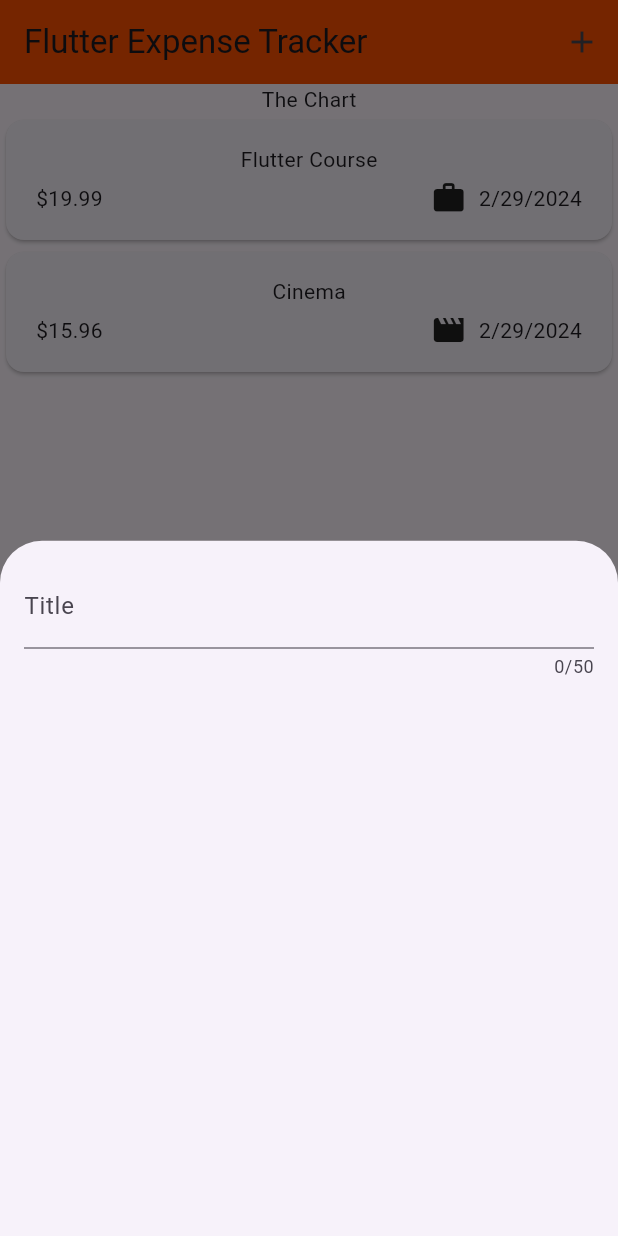
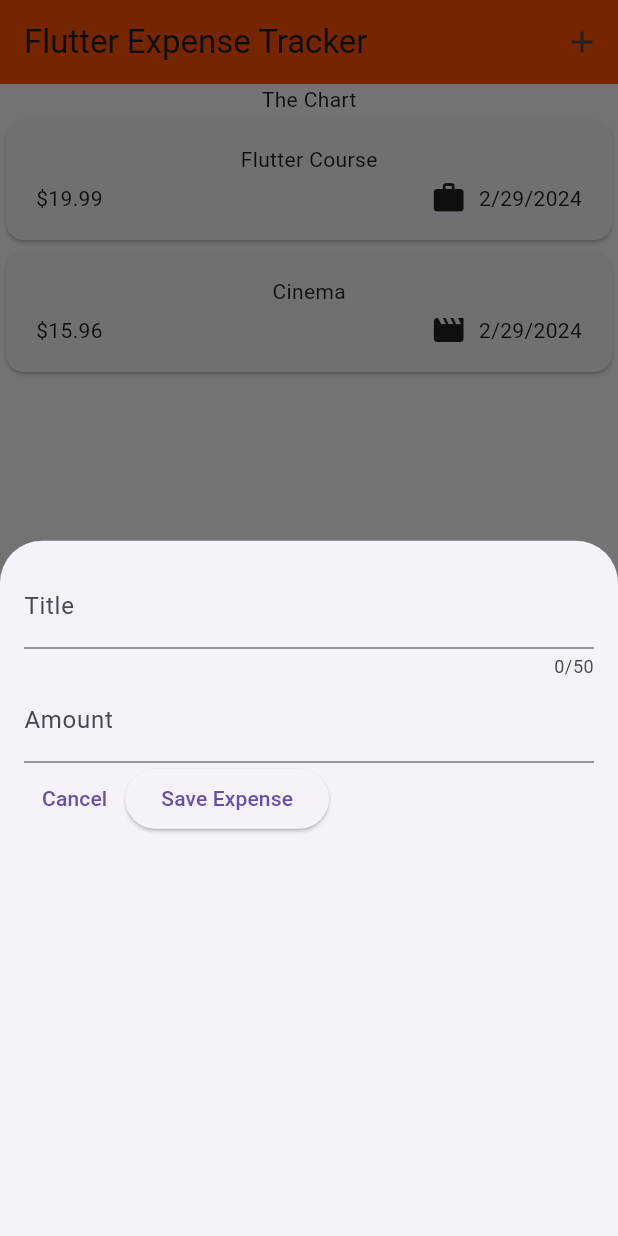
Before and after one commit to mariofouad/Expense-Tracker-Mobile-APP, a Flutter app: the screen it shows after launch, after a tap on the "add" icon, on a phone screen of 412 x 824 dp. Run offline on Flutter 3.47's test engine with Material 3 defaults, Android fonts, the phone set to English and light mode, and no system bars.

Commit message:
Amount TextField

```diff
--- a/expense_tracker/lib/widgets/new_expense.dart
+++ b/expense_tracker/lib/widgets/new_expense.dart
@@ -1,5 +1,4 @@
 import 'package:flutter/material.dart';
-import 'package:flutter/widgets.dart';
 
 class NewExpense extends StatefulWidget {
   const NewExpense({super.key});
@@ -11,17 +10,53 @@ class NewExpense extends StatefulWidget {
 }
 
 class _NewExpenseState extends State<NewExpense> {
+  final _titleController = TextEditingController();
+  final _amountController = TextEditingController();
+
+  @override
+  void dispose() {
+    _titleController.dispose();
+    _amountController.dispose();
+    super.dispose();
+  }
+
   @override
   Widget build(BuildContext context) {
-    return const Padding(
-      padding: EdgeInsets.all(16),
+    return Padding(
+      padding: const EdgeInsets.all(16),
       child: Column(
         children: [
           TextField(
+            controller: _titleController,
             maxLength: 50,
-            decoration: InputDecoration(
+            decoration: const InputDecoration(
               label: Text('Title'),
             ),
+          ),
+          TextField(
+            keyboardType: TextInputType.number,
+            controller: _amountController,
+            decoration: const InputDecoration(
+              prefixText: '\$',
+              label: Text('Amount'),
+            ),
+          ),
+          Row(
+            children: [
+              TextButton(
+                onPressed: () {
+                  Navigator.pop(context);
+                },
+                child: const Text('Cancel'),
+              ),
+              ElevatedButton(
+                onPressed: () {
+                  print(_titleController.text);
+                  print(_amountController.text);
+                },
+                child: const Text('Save Expense'),
+              ),
+            ],
           )
         ],
       ),
```
